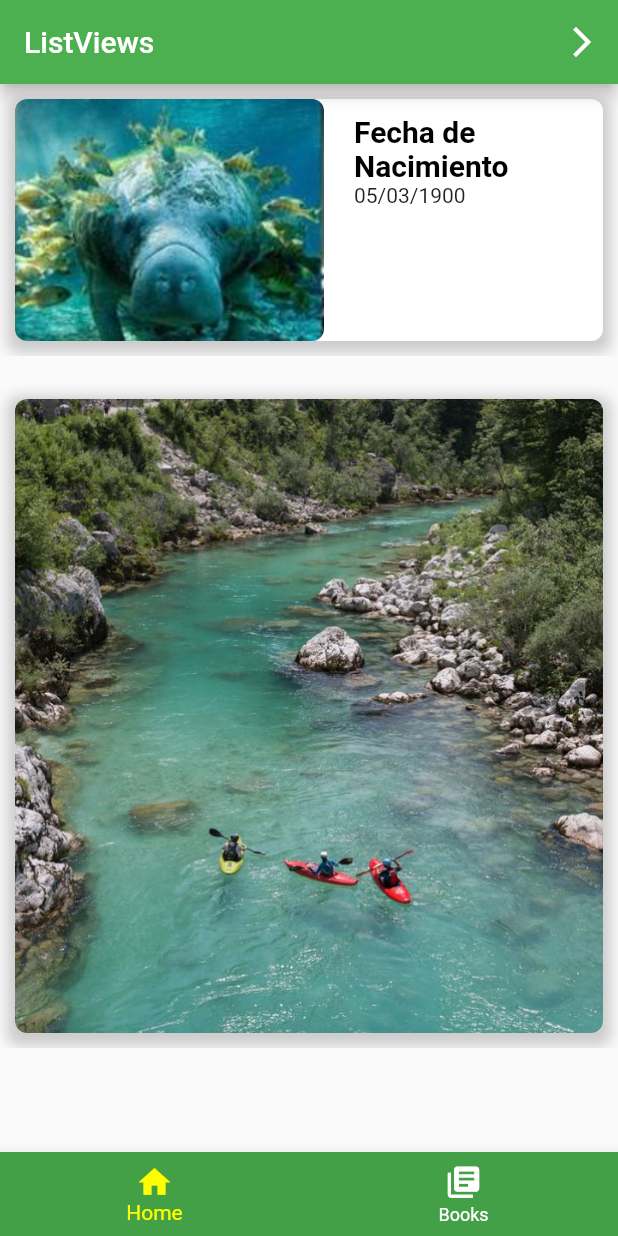
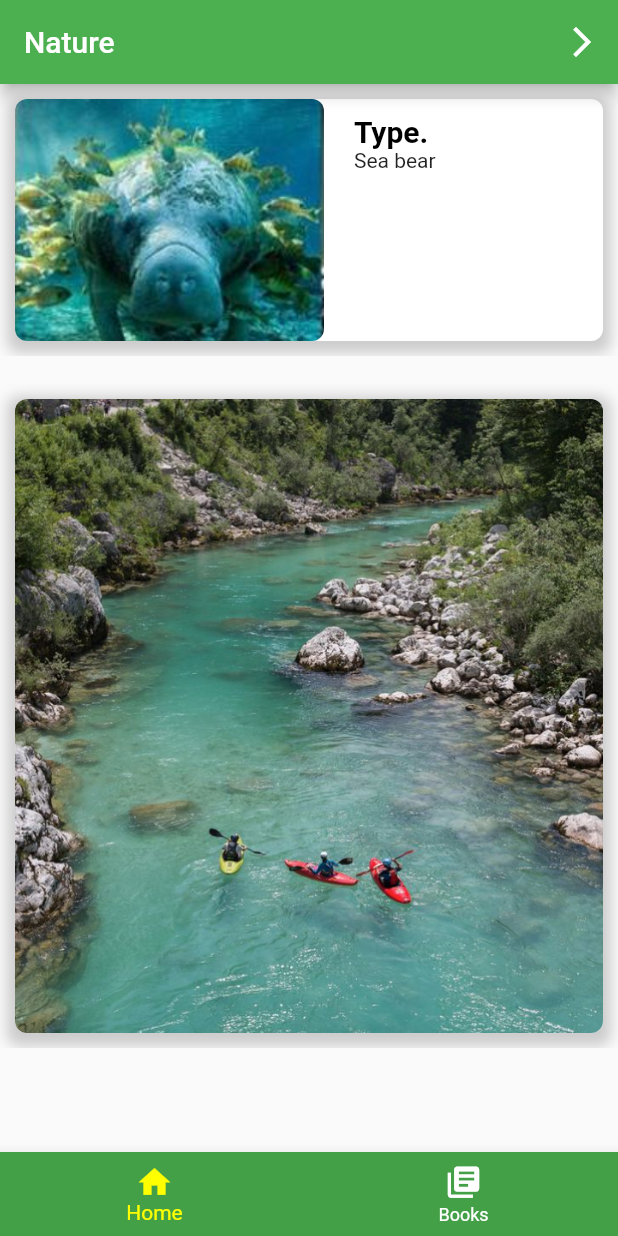
Before and after one commit to danielperezp/listviews, a Flutter app: the screen it shows after launch, on a phone screen of 412 x 824 dp. Run offline on Flutter 3.47's test engine with Material 2 defaults, Android fonts, the phone set to English and light mode, and no system bars.

Commit message:
Se añade navegacion en listview horizontal

```diff
--- a/lib/main.dart
+++ b/lib/main.dart
@@ -1,10 +1,10 @@
 import 'package:flutter/material.dart';
-import 'package:retoListView/widgets/animal_desc.dart';
+import 'package:retoListView/widgets/about.dart';
+import 'package:retoListView/widgets/app_bar.dart';
 import 'package:retoListView/widgets/body.dart';
 import 'package:retoListView/widgets/footer-bar.dart';
+import 'package:retoListView/widgets/our_description.dart';
 
-import 'package:retoListView/widgets/listHView.dart';
-import 'package:retoListView/widgets/listVView.dart';
 import 'package:retoListView/widgets/places_desc.dart';
 
 void main() {
@@ -36,7 +36,8 @@ class MyApp extends StatelessWidget {
       initialRoute: '/',
       routes: {
         MyHomePage.ROUTE_PATH: (context) => MyHomePage(title: 'ListViews'),
-        Places.ROUTE_PATH: (context) => Places()
+        Places.ROUTE_PATH: (context) => Places(),
+        OurDescription.ROUTE_PATH: (context) => OurDescription(),
       },
       // home: MyHomePage(title: 'ListViews'),
     );
@@ -58,13 +59,13 @@ class MyHomePage extends StatefulWidget {
 }
 
 class _Home extends State<MyHomePage>{
+
   final String title;
-
   _Home(this.title);
 
   List<Widget> children = [
     Body(),
-    AnimalDesc()
+    About()
   ];
 
   int indexTap = 0;
@@ -82,17 +83,7 @@ class _Home extends State<MyHomePage>{
   @override
   Widget build(BuildContext context) {
     return Scaffold(
-      appBar: AppBar(
-        // Here we take the value from the MyHomePage object that was created by
-        // the App.build method, and use it to set our appbar title.
-        title: Text(this.title),
-        actions: <Widget>[
-          IconButton(
-            icon: Icon(Icons.arrow_forward_ios),
-            onPressed: this.onPressed,
-          )
-        ],
-      ),
+      appBar: MyAppBar(title: 'Nature', onPressed: onPressed),
       body: Center(child: this.children[this.indexTap],),
       bottomNavigationBar:
           FooterBar( indexTap: this.indexTap, onTapped: onTapped,), // This trailing comma makes auto-formatting nicer for build methods.
--- /dev/null
+++ b/lib/widgets/app_bar.dart
@@ -0,0 +1,25 @@
+import 'package:flutter/material.dart';
+
+class MyAppBar extends StatelessWidget implements PreferredSizeWidget {
+  final String title;
+  final VoidCallback onPressed;
+  const MyAppBar({Key key, this.title, this.onPressed}) : super(key: key);
+
+  @override
+  Widget build(BuildContext context) {
+    return AppBar(
+      // Here we take the value from the MyHomePage object that was created by
+      // the App.build method, and use it to set our appbar title.
+      title: Text(this.title),
+      actions: <Widget>[
+        IconButton(
+          icon: Icon(Icons.arrow_forward_ios),
+          onPressed: this.onPressed,
+        )
+      ],
+    );
+  }
+
+  @override
+  Size get preferredSize => const Size(double.infinity, kToolbarHeight);
+}
--- a/lib/widgets/data.dart
+++ b/lib/widgets/data.dart
@@ -1,9 +1,9 @@
 const dataH = [
-  {'path': 'assets/images/1.png', 'date':'05/03/1900'},
-  {'path': 'assets/images/2.png', 'date':'05/03/1900'},
-  {'path': 'assets/images/3.png', 'date':'05/03/1900'},
-  {'path': 'assets/images/4.png', 'date':'05/03/1900'},
-  {'path': 'assets/images/5.png', 'date':'05/03/1900'},
+  {'path': 'assets/images/1.png', 'type':'Sea bear', 'description':"Are large mammals that drink their mother's milk as babies and have fur. They also have a snout and short, stubby tails."},
+  {'path': 'assets/images/2.png', 'type':'Frog', 'description':'Is an amphibian. They lay their eggs in water. The eggs hatch into a tadpole which lives in water until it metamorphoses into an adult frog.'},
+  {'path': 'assets/images/3.png', 'type':'Rhino', 'description':'Rhinoceroses get their name from their most famous feature: their horns. The word rhinoceros comes from the Greek rhino (nose) and ceros (horn).'},
+  {'path': 'assets/images/4.png', 'type':'Bird', 'description':'Have feathers, wings, lay eggs and are warm blooded. ... Birds have hollow bones which help them fly.'},
+  {'path': 'assets/images/5.png', 'type':'Elephant', 'description':'Belong to the mammal family, which means that they have hair, give birth to live young, and feed their babies milk. They have large, thin ears that are used to help cool them down, and have long, powerful trunks.'},
 ];
 const dataV = [
   {'path': 'assets/images/6.png'},
--- a/lib/widgets/listHView.dart
+++ b/lib/widgets/listHView.dart
@@ -1,7 +1,18 @@
 import 'package:flutter/material.dart';
 import 'package:retoListView/widgets/data.dart';
+import 'package:retoListView/widgets/our_desc_args.dart';
+import 'package:retoListView/widgets/our_description.dart';
+import 'package:retoListView/widgets/our_image.dart';
 
 class OurHListView extends StatelessWidget {
+  final String title = 'Type.';
+
+  onTapped(BuildContext context, String path, String type, String description) {
+    print(path);
+    Navigator.pushNamed(context, OurDescription.ROUTE_PATH, arguments:
+    OurScreenArguments(path, type, description));
+  }
+
   @override
   Widget build(BuildContext context) {
     double c_width = MediaQuery.of(context).size.width * 0.5;
@@ -26,15 +37,9 @@ class OurHListView extends StatelessWidget {
                     ]),
                 child: Row(
                   children: [
-                    Container(
-                      width: c_width,
-                      height: hHeigth,
-                      margin: EdgeInsets.only(right: 20.0),
-                      decoration: BoxDecoration(
-                          borderRadius: BorderRadius.all(Radius.circular(8.0)),
-                          image: DecorationImage(
-                              image: AssetImage(item['path']),
-                              fit: BoxFit.cover)),
+                    GestureDetector(
+                      onTap: () => this.onTapped(context, item['path'], item['type'],item['description']),
+                      child:OurImage(heigth: hHeigth, width: c_width,path: item['path'],radius: 8.0,),
                     ),
                     Container(
                         width: c_width - 40,
@@ -43,13 +48,13 @@ class OurHListView extends StatelessWidget {
                           crossAxisAlignment: CrossAxisAlignment.start,
                           children: [
                             Text(
-                              'Fecha de Nacimiento',
+                              this.title,
                               style: TextStyle(
                                   color: Colors.black,
                                   fontWeight: FontWeight.bold,
                                   fontSize: 20),
                             ),
-                            Text(item['date'])
+                            Text(item['type'])
                           ],
                         ))
                   ],
--- /dev/null
+++ b/lib/widgets/our_desc_args.dart
@@ -0,0 +1,11 @@
+
+
+class OurScreenArguments {
+  final String path;
+  final String type;
+  final String description;
+
+  OurScreenArguments(this.path, this.type, this.description);
+
+
+}
--- /dev/null
+++ b/lib/widgets/our_image.dart
@@ -0,0 +1,24 @@
+import 'package:flutter/material.dart';
+
+class OurImage extends StatelessWidget {
+  final double heigth;
+  final double width;
+  final double radius;
+  final String path;
+
+  const OurImage({Key key, this.heigth, this.width, this.path, this.radius})
+      : super(key: key);
+
+  @override
+  Widget build(BuildContext context) {
+    return Container(
+      width: this.width,
+      height: this.heigth,
+      margin: EdgeInsets.only(right: 20.0),
+      decoration: BoxDecoration(
+          borderRadius: this.radius != null ? BorderRadius.all(Radius.circular(radius)): null ,
+          image:
+              DecorationImage(image: AssetImage(this.path), fit: BoxFit.cover)),
+    );
+  }
+}
```
Also changed, not shown: lib/widgets/about.dart (added, +9 -0 lines), lib/widgets/animal_desc.dart (deleted, +0 -11 lines), lib/widgets/our_ content.dart (added, +35 -0 lines), lib/widgets/our_description.dart (added, +80 -0 lines).
